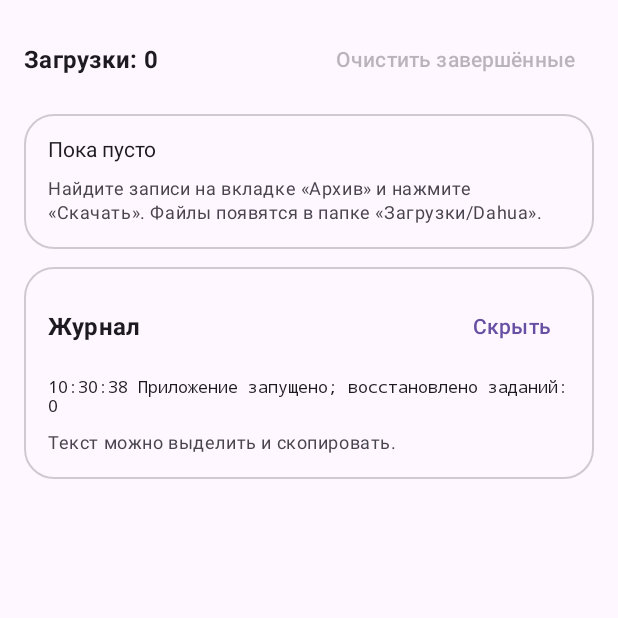
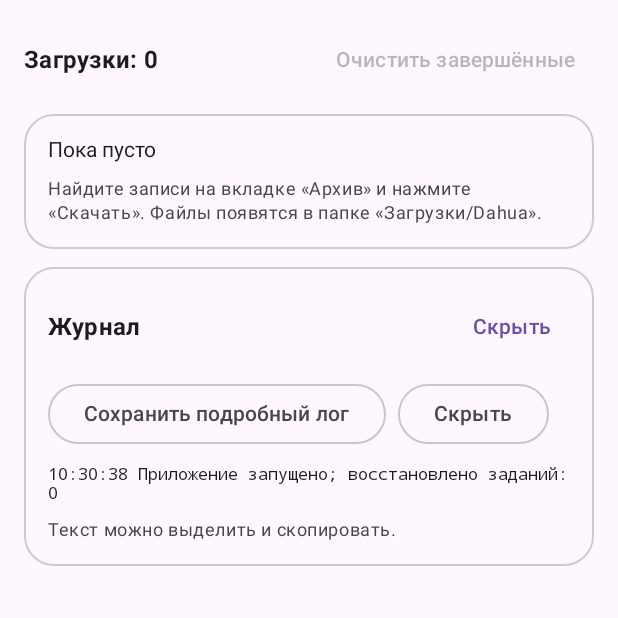
Before and after one commit to Daliar26/DahuaDownloader, an Android app built with Jetpack Compose: the composable DownloadsTab shown on its own in the app's theme, after a tap on "Показать", on a phone screen of 412 x 824 dp, the top half of it. Run offline under Robolectric (Android 15) with nearby library versions, the phone set to English and light mode, and no system bars.

Commit message:
Add export button for detailed diagnostic log

```diff
--- a/app/src/main/java/ru/dahuatools/downloader/MainActivity.kt
+++ b/app/src/main/java/ru/dahuatools/downloader/MainActivity.kt
@@ -507,6 +507,12 @@ private fun DownloadsTab(vm: AppViewModel) {
                     }
                 }
                 if (vm.showLog) {
+                    Row(horizontalArrangement = Arrangement.spacedBy(8.dp)) {
+                        OutlinedButton(onClick = { vm.addLog("Пользователь запросил экспорт журнала"); vm.exportDiagnosticLog() }) {
+                            Text("Сохранить подробный лог")
+                        }
+                        OutlinedButton(onClick = { vm.showLog = false }) { Text("Скрыть") }
+                    }
                     SelectionContainer {
                         Text(
                             if (vm.log.isEmpty()) "Пока пусто" else vm.log.take(40).joinToString("\n"),
```
